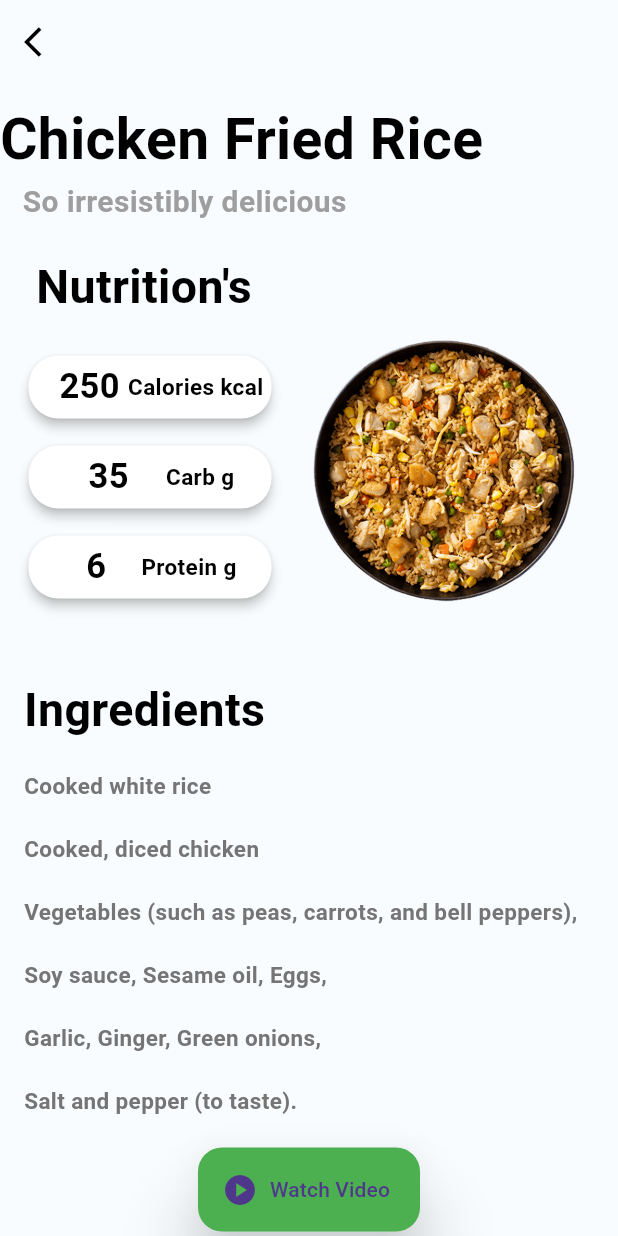
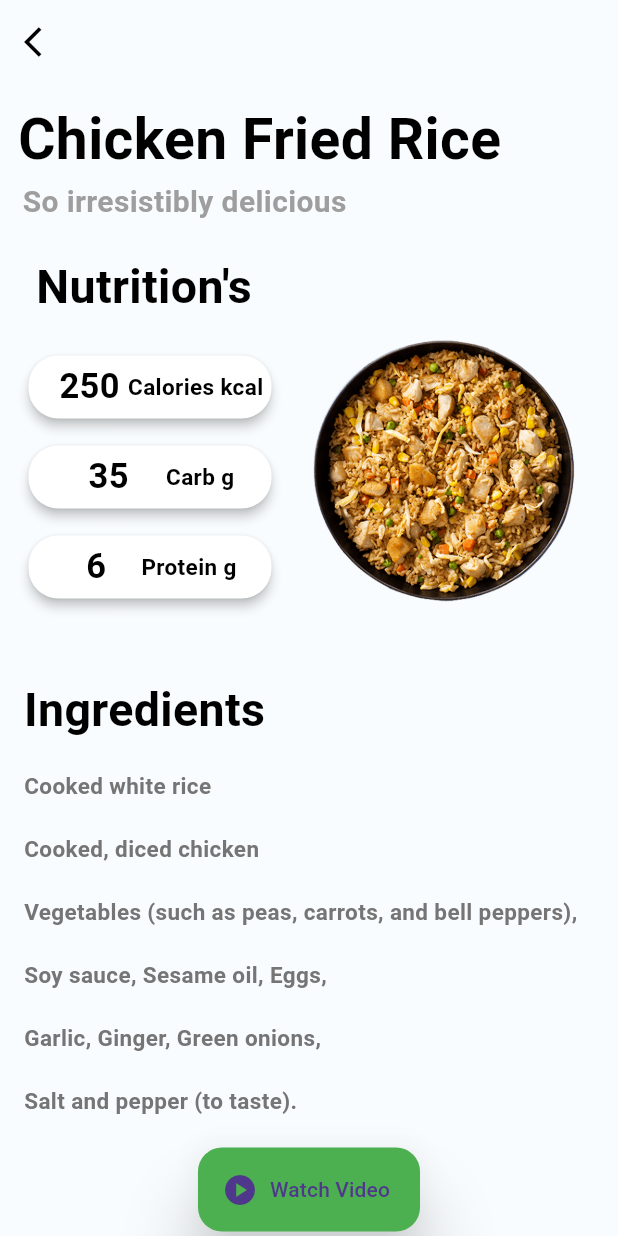
Before and after one commit to waleed-elgendy/CODSOFT, a Flutter app: the screen it shows after launch, after a tap on "Chicken Fried Rice", on a phone screen of 412 x 824 dp. Run offline on Flutter 3.47's test engine with Material 3 defaults, Android fonts, the phone set to English and light mode, and no system bars; our stand-ins replace awesome_snackbar_content, cloud_firestore, dotted_border, firebase_auth, firebase_core, firebase_storage and 8 more; accounts and stored records are empty.

Commit message:
fix an issue

```diff
--- a/recips_app/lib/pages/home_page.dart
+++ b/recips_app/lib/pages/home_page.dart
@@ -62,6 +62,7 @@ class HomePage extends StatelessWidget {
                             MaterialPageRoute(
                                 builder: (context) => RecipeDetailsPage(
                                   index: index ,
+                                  pop: true,
                                 )));
                       },
                       child: Padding(
@@ -142,7 +143,7 @@ class HomePage extends StatelessWidget {
                     )),
               ),
               Padding(
-                padding: const EdgeInsets.symmetric(horizontal: 8.0),
+                padding: const EdgeInsets.symmetric(horizontal: 15.0),
                 child: GridView.builder(
                   shrinkWrap : true,
                   physics: const NeverScrollableScrollPhysics(),
@@ -163,6 +164,7 @@ class HomePage extends StatelessWidget {
                           MaterialPageRoute(
                             builder: (context) => RecipeDetailsPage(
                               index: index,
+                              pop: false,
                             ),
                           ),
                         );
--- a/recips_app/lib/pages/recipe_details_page.dart
+++ b/recips_app/lib/pages/recipe_details_page.dart
@@ -3,8 +3,9 @@ import 'package:recips_app/helper/recips_list.dart';
 import 'package:url_launcher/url_launcher.dart';
 
 class RecipeDetailsPage extends StatelessWidget {
-  const RecipeDetailsPage({Key? key, required this.index}) : super(key: key);
+  const RecipeDetailsPage({Key? key, required this.index, required this.pop}) : super(key: key);
   final int index;
+  final bool pop;
   @override
   Widget build(BuildContext context) {
     return Scaffold(
@@ -29,16 +30,19 @@ class RecipeDetailsPage extends StatelessWidget {
             const SizedBox(
               height: 10,
             ),
-            Text(recipes[index].title,
-                style: const TextStyle(
-                    color: Colors.black,
-                    fontWeight: FontWeight.bold,
-                    fontSize: 38)),
+            Padding(
+              padding: const EdgeInsets.symmetric(horizontal: 12),
+              child: Text(pop?popular[index].title:recipes[index].title,
+                  style: const TextStyle(
+                      color: Colors.black,
+                      fontWeight: FontWeight.bold,
+                      fontSize: 38)),
+            ),
             Padding(
               padding: const EdgeInsets.only(left: 10),
               child: Container(
                 padding: const EdgeInsets.only(left: 5),
-                child: Text(recipes[index].description,
+                child: Text(pop?popular[index].description:recipes[index].description,
                     style: const TextStyle(
                         color: Colors.grey,
                         fontWeight: FontWeight.bold,
@@ -80,7 +84,7 @@ class RecipeDetailsPage extends StatelessWidget {
                                   mainAxisAlignment:
                                       MainAxisAlignment.spaceEvenly,
                                   children: [
-                                    Text(recipes[index].calories.toString(),
+                                    Text(pop?popular[index].calories.toString():recipes[index].calories.toString(),
                                         style: const TextStyle(
                                             color: Colors.black,
                                             fontWeight: FontWeight.bold,
@@ -113,7 +117,7 @@ class RecipeDetailsPage extends StatelessWidget {
                                       MainAxisAlignment.spaceEvenly,
                                   children: [
                                     Text(
-                                        recipes[index].carb.toString(),
+                                        pop?popular[index].carb.toString():recipes[index].carb.toString(),
                                         style: const TextStyle(
                                             color: Colors.black,
                                             fontWeight: FontWeight.bold,
@@ -146,7 +150,7 @@ class RecipeDetailsPage extends StatelessWidget {
                                       MainAxisAlignment.spaceEvenly,
                                   children: [
                                     Text(
-                                        recipes[index].protein.toString(),
+                                       pop? popular[index].protein.toString(): recipes[index].protein.toString(),
                                         style: const TextStyle(
                                             color: Colors.black,
                                             fontWeight: FontWeight.bold,
@@ -168,7 +172,7 @@ class RecipeDetailsPage extends StatelessWidget {
                    SizedBox(
                     height: 260,
                     width: 210,
-                    child: Image.asset(recipes[index].image)
+                    child: Image.asset(pop?popular[index].image:recipes[index].image)
                   ),
                 ],
               ),
@@ -187,7 +191,7 @@ class RecipeDetailsPage extends StatelessWidget {
             Padding(
               padding:
                   const EdgeInsets.only(left: 16.0, right: 16.0, top: 16.0),
-              child: Text(recipes[index].ingredient,
+              child: Text(pop?popular[index].ingredient:recipes[index].ingredient,
                   style: TextStyle(
                       color: Colors.grey.shade600,
                       fontWeight: FontWeight.bold,
@@ -200,7 +204,7 @@ class RecipeDetailsPage extends StatelessWidget {
                 elevation: 20,
                 onPressed: () async {
                    final Uri url =
-                      Uri.parse(recipes[index].url);
+                      Uri.parse(pop?popular[index].url:recipes[index].url);
                   if (await launchUrl(url)) {
                     throw Exception('Could not launch $url');
                   }
@@ -220,7 +224,7 @@ class RecipeDetailsPage extends StatelessWidget {
                     fontSize: 31)),
             Padding(
               padding: const EdgeInsets.all(16.0),
-              child: Text(recipes[index].preparation,
+              child: Text(pop?popular[index].preparation:recipes[index].preparation,
                   style: TextStyle(
                       color: Colors.grey.shade600,
                       fontWeight: FontWeight.bold,
```
